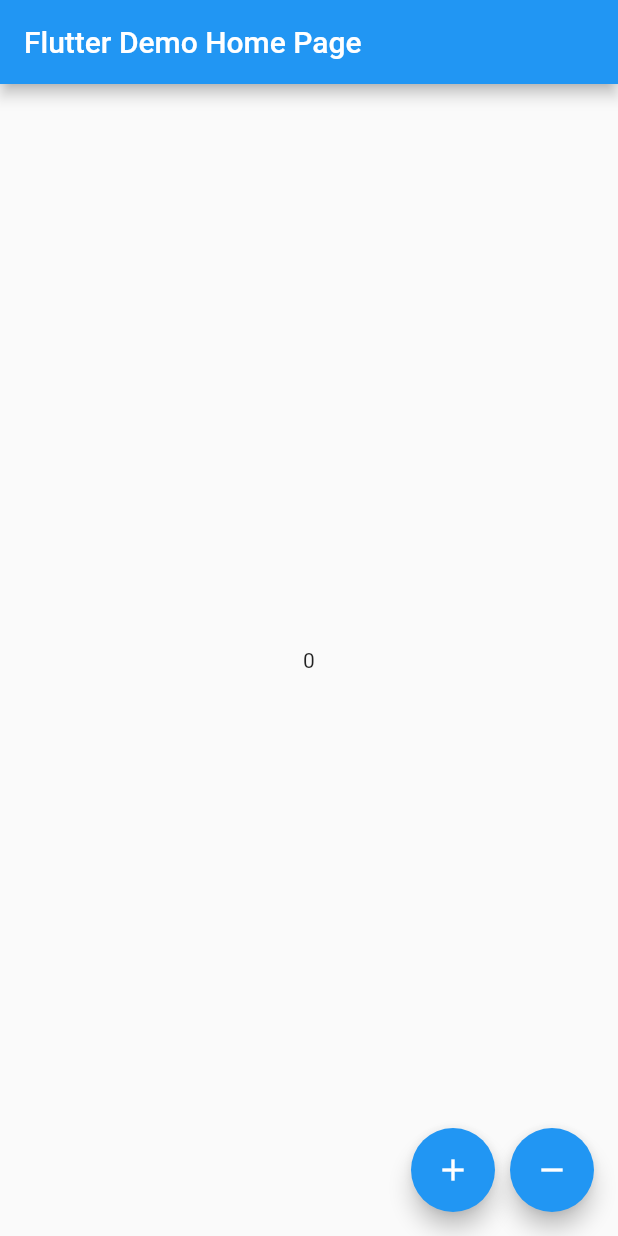
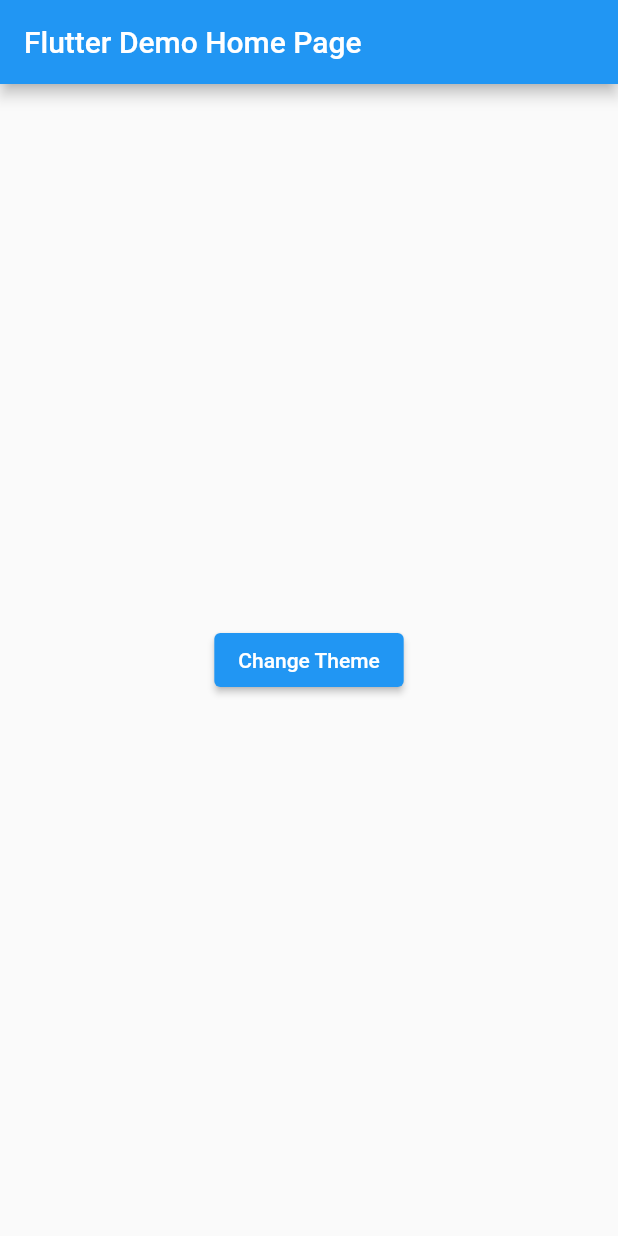
Before and after one commit to adedrey/learning_bloc, a Flutter app: the screen it shows after launch, on a phone screen of 412 x 824 dp. Run offline on Flutter 3.47's test engine with Material 2 defaults, Android fonts, the phone set to English and light mode, and no system bars; our stand-ins replace bloc, equatable, flutter_bloc.

Commit message:
bloc theme

```diff
--- /dev/null
+++ b/lib/bloc/theme/theme_bloc.dart
@@ -0,0 +1,21 @@
+import 'package:bloc/bloc.dart';
+import 'package:equatable/equatable.dart';
+import 'package:learn_bloc/bloc/theme/theme_state.dart';
+
+part 'theme_event.dart';
+
+class ThemeBloc extends Bloc<ThemeEvent, ThemeState> {
+  ThemeBloc() : super(ThemeState.initial()) {
+    on<ChangeThemeEvent>((event, emit) {
+      if (event.randInt % 2 == 0) {
+        emit(
+          state.copyWith(appTheme: AppTheme.light),
+        );
+      } else {
+        emit(
+          state.copyWith(appTheme: AppTheme.dark),
+        );
+      }
+    });
+  }
+}
--- /dev/null
+++ b/lib/bloc/theme/theme_event.dart
@@ -0,0 +1,22 @@
+// ignore_for_file: public_member_api_docs, sort_constructors_first
+part of 'theme_bloc.dart';
+
+abstract class ThemeEvent extends Equatable {
+  const ThemeEvent();
+
+  @override
+  List<Object> get props => [];
+}
+
+class ChangeThemeEvent extends ThemeEvent {
+  final int randInt;
+  const ChangeThemeEvent({
+    required this.randInt,
+  });
+
+  @override
+  List<Object> get props => [randInt];
+
+  @override
+  String toString() => 'ChangeThemeEvent(randInt: $randInt)';
+}
--- /dev/null
+++ b/lib/bloc/theme/theme_state.dart
@@ -0,0 +1,27 @@
+// ignore_for_file: public_member_api_docs, sort_constructors_first
+import 'package:equatable/equatable.dart';
+
+enum AppTheme { light, dark }
+
+class ThemeState extends Equatable {
+  final AppTheme appTheme;
+  const ThemeState({
+    this.appTheme = AppTheme.light,
+  });
+
+  factory ThemeState.initial() => ThemeState();
+
+  @override
+  List<Object> get props => [appTheme];
+
+  ThemeState copyWith({
+    AppTheme? appTheme,
+  }) {
+    return ThemeState(
+      appTheme: appTheme ?? this.appTheme,
+    );
+  }
+
+  @override
+  String toString() => "ThemeState: $appTheme";
+}
--- a/lib/main.dart
+++ b/lib/main.dart
@@ -1,4 +1,9 @@
+import 'dart:math';
+
 import 'package:flutter/material.dart';
+import 'package:flutter_bloc/flutter_bloc.dart';
+import 'package:learn_bloc/bloc/theme/theme_bloc.dart';
+import 'package:learn_bloc/bloc/theme/theme_state.dart';
 
 void main() {
   runApp(const MyApp());
@@ -10,12 +15,19 @@ class MyApp extends StatelessWidget {
   // This widget is the root of your application.
   @override
   Widget build(BuildContext context) {
-    return MaterialApp(
-      title: 'Flutter Demo',
-      theme: ThemeData(
-        primarySwatch: Colors.blue,
+    return BlocProvider<ThemeBloc>(
+      create: (context) => ThemeBloc(),
+      child: Builder(
+        builder: (context) {
+          return MaterialApp(
+            title: 'Flutter Demo',
+            theme: context.watch<ThemeBloc>().state.appTheme == AppTheme.light
+                ? ThemeData.light()
+                : ThemeData.dark(),
+            home: const MyHomePage(),
+          );
+        },
       ),
-      home: const MyHomePage(),
     );
   }
 }
@@ -37,28 +49,34 @@ class _MyHomePageState extends State<MyHomePage> {
         title: const Text('Flutter Demo Home Page'),
       ),
       body: Center(
-        child: const Text(
-          '0',
-        ),
-      ),
-      floatingActionButton: Row(
-        mainAxisAlignment: MainAxisAlignment.end,
-        children: [
-          FloatingActionButton(
-            onPressed: () {},
-            child: Icon(Icons.add),
-            heroTag: 'increment',
-          ),
-          SizedBox(
-            width: 10,
-          ),
-          FloatingActionButton(
-            onPressed: () {},
-            child: Icon(Icons.remove),
-            heroTag: 'decrement',
-          ),
-        ],
-      ),
+          child: ElevatedButton(
+        onPressed: () {
+          final randInt = Random().nextInt(10);
+          print('$randInt');
+          context.read<ThemeBloc>().add(
+                ChangeThemeEvent(randInt: randInt),
+              );
+        },
+        child: Text('Change Theme'),
+      )),
+      // floatingActionButton: Row(
+      //   mainAxisAlignment: MainAxisAlignment.end,
+      //   children: [
+      //     FloatingActionButton(
+      //       onPressed: () {},
+      //       child: Icon(Icons.add),
+      //       heroTag: 'increment',
+      //     ),
+      //     SizedBox(
+      //       width: 10,
+      //     ),
+      //     FloatingActionButton(
+      //       onPressed: () {},
+      //       child: Icon(Icons.remove),
+      //       heroTag: 'decrement',
+      //     ),
+      //   ],
+      // ),
     );
   }
 }
```
Also changed, not shown: lib/other_page.dart (deleted, +0 -22 lines).
